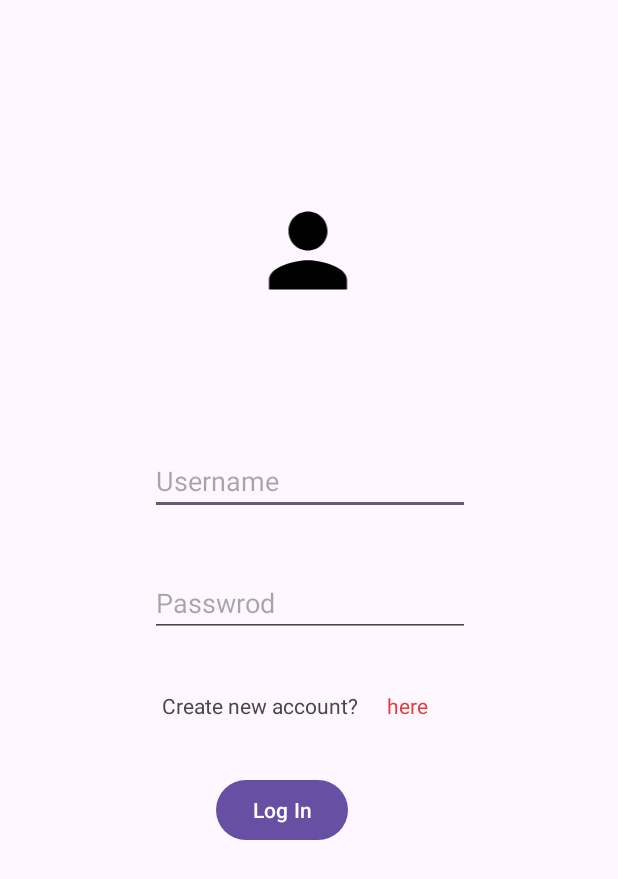
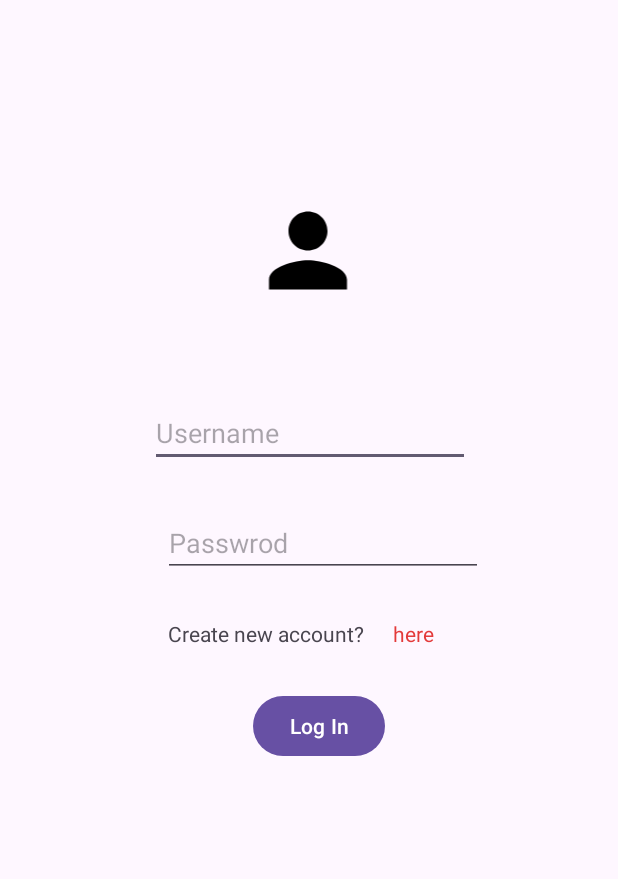
Before and after one commit to thecodemonster1/Wonder-Trip, an Android app: the screen it shows after launch (MainActivity), on a phone screen of 412 x 824 dp. Shown: the top 879 px of the screen. Run offline under Robolectric (Android 15) with nearby library versions, the phone set to English and light mode, and no system bars; our stand-ins replace Firebase (no records; nobody signed in at launch, a user with empty details on screens opened directly).

Commit message:
bug fixes

```diff
--- a/app/src/main/res/layout/activity_main.xml
+++ b/app/src/main/res/layout/activity_main.xml
@@ -6,13 +6,14 @@
     android:layout_height="match_parent"
     tools:context=".MainActivity">
 
+<!--    <uses-permission android:name="android.permission.READ_EXTERNAL_STORAGE"/>-->
 
     <EditText
         android:id="@+id/txtUsername"
         android:layout_width="wrap_content"
         android:layout_height="wrap_content"
         android:layout_marginStart="100dp"
-        android:layout_marginTop="92dp"
+        android:layout_marginTop="60dp"
         android:ems="10"
         android:hint="Username"
         android:inputType="text"
@@ -23,9 +24,12 @@
         android:id="@+id/btnLogIn"
         android:layout_width="wrap_content"
         android:layout_height="wrap_content"
-        android:layout_marginStart="144dp"
-        android:layout_marginTop="36dp"
+        android:layout_marginStart="140dp"
+        android:layout_marginTop="28dp"
+        android:layout_marginEnd="155dp"
         android:text="Log In"
+        app:layout_constraintEnd_toEndOf="parent"
+        app:layout_constraintHorizontal_bias="1.0"
         app:layout_constraintStart_toStartOf="parent"
         app:layout_constraintTop_toBottomOf="@+id/textView" />
 
@@ -34,7 +38,7 @@
         android:layout_width="wrap_content"
         android:layout_height="wrap_content"
         android:layout_marginStart="16dp"
-        android:layout_marginTop="36dp"
+        android:layout_marginTop="28dp"
         android:linksClickable="true"
         android:onClick="onClickableTextClick"
         android:text="here"
@@ -47,8 +51,8 @@
         android:id="@+id/textView"
         android:layout_width="wrap_content"
         android:layout_height="wrap_content"
-        android:layout_marginStart="108dp"
-        android:layout_marginTop="36dp"
+        android:layout_marginStart="112dp"
+        android:layout_marginTop="28dp"
         android:text="Create new account? "
         app:layout_constraintStart_toStartOf="parent"
         app:layout_constraintTop_toBottomOf="@+id/txtPassword" />
@@ -58,10 +62,12 @@
         android:layout_width="wrap_content"
         android:layout_height="wrap_content"
         android:layout_marginStart="100dp"
-        android:layout_marginTop="36dp"
+        android:layout_marginTop="28dp"
+        android:layout_marginEnd="82dp"
         android:ems="10"
         android:hint="Passwrod"
         android:inputType="textPassword"
+        app:layout_constraintEnd_toEndOf="parent"
         app:layout_constraintStart_toStartOf="parent"
         app:layout_constraintTop_toBottomOf="@+id/txtUsername" />
 
```
Also changed, not shown: app/src/main/java/com/example/wonder_trip_project/MainActivity.java (+23 -10 lines).
